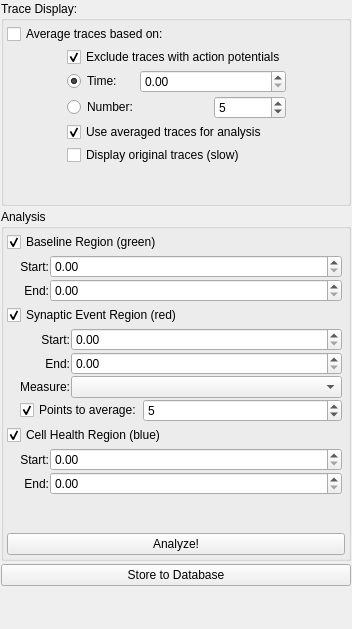
Before: the Qt Designer form acq4/analysis/modules/STDPAnalyzer/STDPControlTemplate.ui in acq4/acq4, drawn with Qt 5.
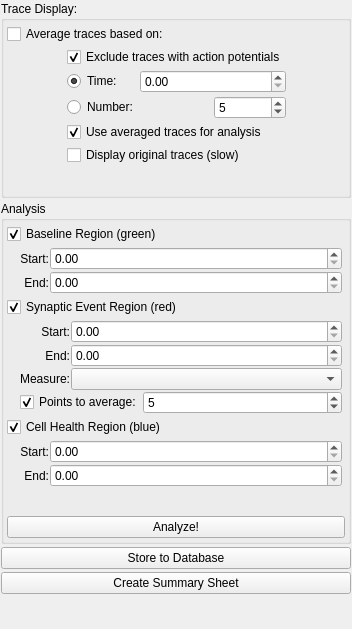
After: the same form once the commit is applied. Custom widgets are drawn as their Qt base class.

Commit message: Started summary sheet creation

Patch:
```diff
--- a/acq4/analysis/modules/STDPAnalyzer/STDPControlTemplate.ui
+++ b/acq4/analysis/modules/STDPAnalyzer/STDPControlTemplate.ui
@@ -166,8 +166,8 @@
      </layout>
     </widget>
    </item>
-   <item row="3" column="0">
-    <spacer name="verticalSpacer_3">
+   <item row="4" column="0">
+    <spacer name="spacer">
      <property name="orientation">
       <enum>Qt::Vertical</enum>
      </property>
@@ -202,7 +202,7 @@
        </widget>
       </item>
       <item row="1" column="1">
-       <layout class="QGridLayout" name="gridLayout" columnstretch="0,5,0">
+       <layout class="QGridLayout" name="gridLayout" columnstretch="0,5">
         <property name="spacing">
          <number>1</number>
         </property>
@@ -461,6 +461,13 @@
      </property>
     </widget>
    </item>
+   <item row="3" column="0">
+    <widget class="QPushButton" name="createSummaryBtn">
+     <property name="text">
+      <string>Create Summary Sheet</string>
+     </property>
+    </widget>
+   </item>
   </layout>
  </widget>
  <customwidgets>
```
The commit also changes 2 other files.
